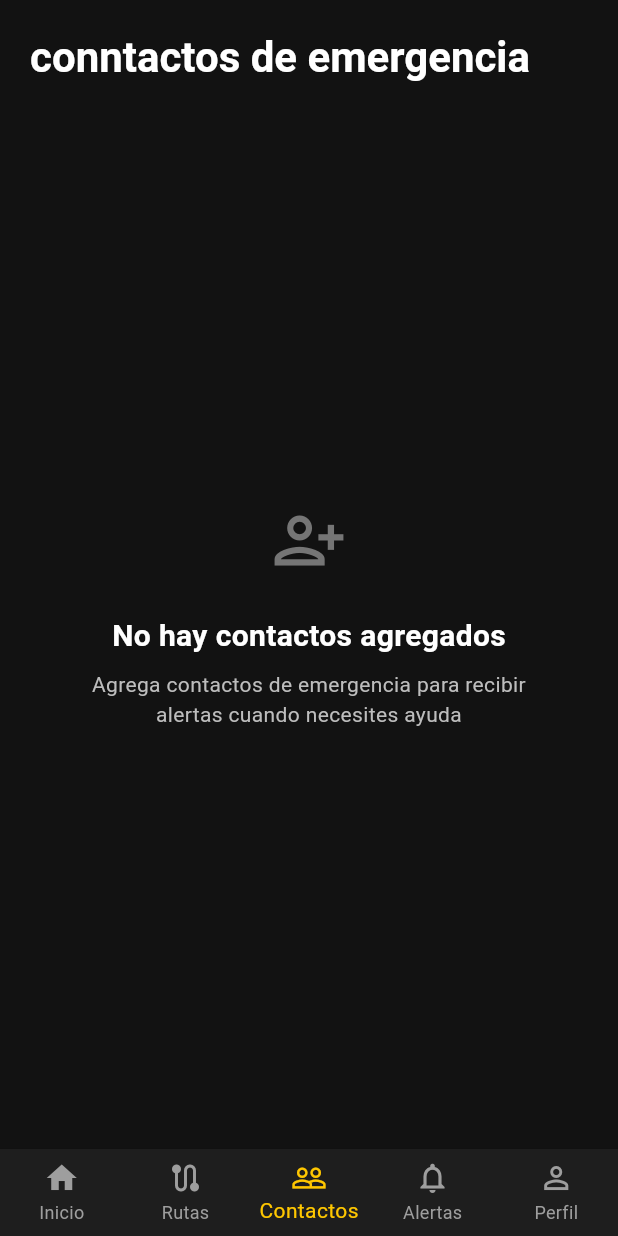
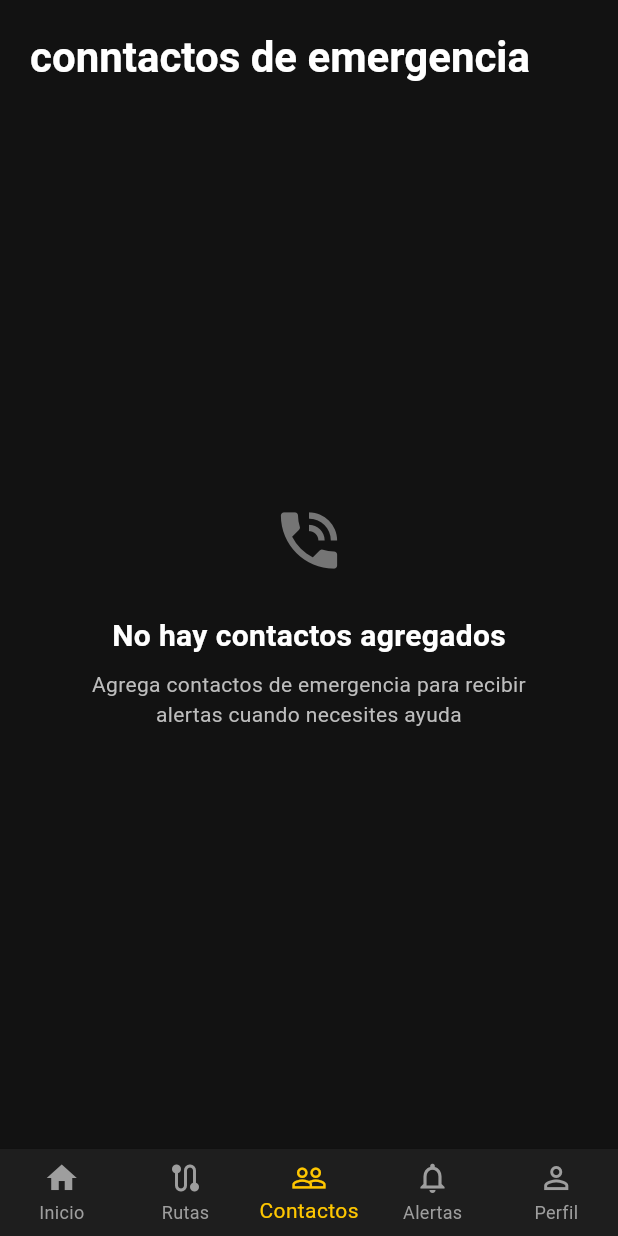
Before and after one commit to jovannyCG/app-chita, a Flutter app: the screen it shows after launch, item 3 of the bottom bar chosen, on a phone screen of 412 x 824 dp. Run offline on Flutter 3.47's test engine with Material 3 defaults, Android fonts, the phone set to English and light mode, and no system bars.

Commit message:
change icon phone

```diff
--- a/lib/screens/contacts.dart
+++ b/lib/screens/contacts.dart
@@ -30,7 +30,7 @@ class ContactsScreen extends StatelessWidget {
                     mainAxisSize: MainAxisSize.min, // Para que la columna no ocupe todo el espacio
                     children: [
                       Icon(
-                        Icons.person_add_alt_1_outlined,
+                        Icons.phone_in_talk,
                         color: Colors.grey[600],
                         size: 50,
                       ),
```
